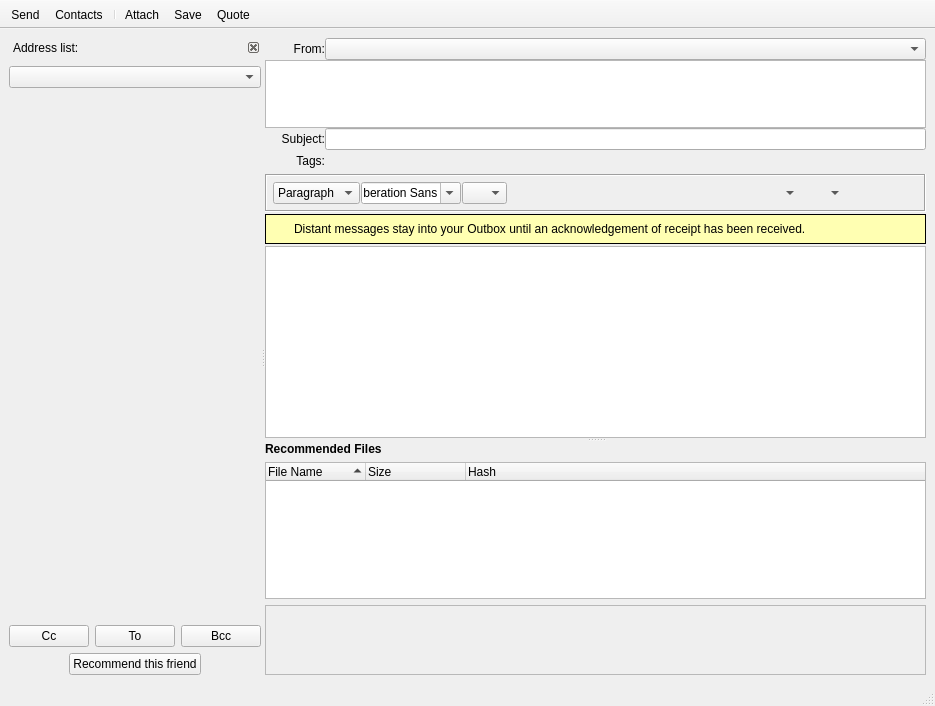
Above: retroshare-gui/src/gui/msgs/MessageComposer.ui from RetroShare/RetroShare before the change. Below: the same form after it.
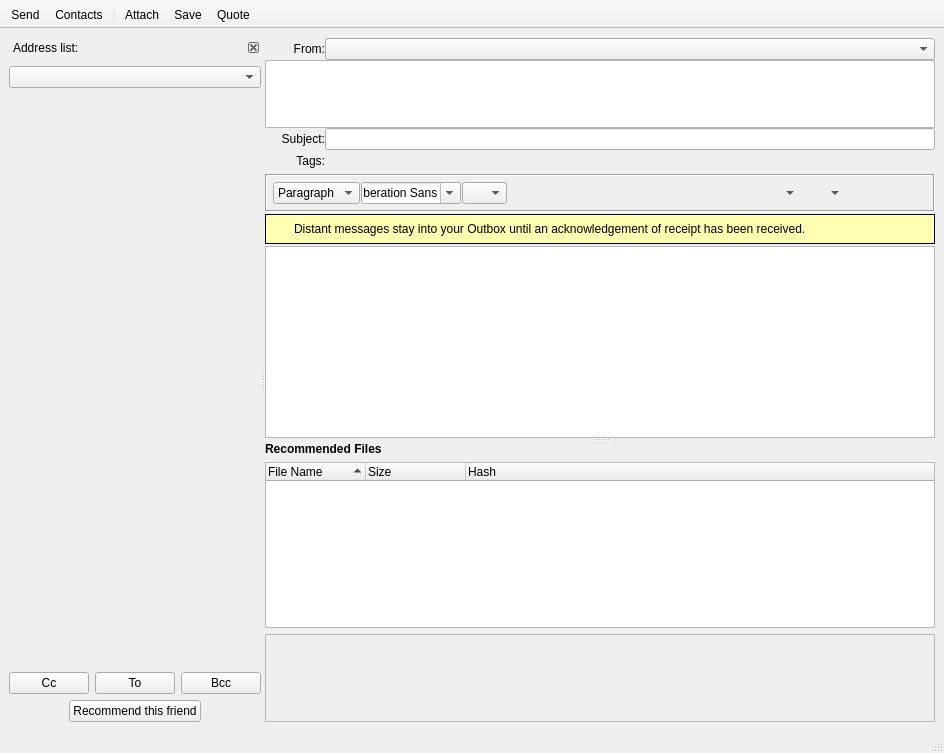
That is the form after the change. Icons and pictures are not drawn. Custom widgets are drawn as their Qt base class.

What changed in the file:
```diff
--- a/retroshare-gui/src/gui/msgs/MessageComposer.ui
+++ b/retroshare-gui/src/gui/msgs/MessageComposer.ui
@@ -6,8 +6,8 @@
    <rect>
     <x>0</x>
     <y>0</y>
-    <width>935</width>
-    <height>706</height>
+    <width>944</width>
+    <height>753</height>
    </rect>
   </property>
   <property name="windowTitle">
@@ -199,21 +199,12 @@
            <property name="frameShadow">
             <enum>QFrame::Sunken</enum>
            </property>
-           <layout class="QGridLayout" name="gridLayout_5">
-            <property name="leftMargin">
-             <number>6</number>
-            </property>
-            <property name="topMargin">
-             <number>6</number>
-            </property>
-            <property name="rightMargin">
-             <number>6</number>
-            </property>
-            <property name="bottomMargin">
+           <layout class="QGridLayout" name="toolBarFrameGLayout">
+            <property name="margin">
              <number>6</number>
             </property>
             <item row="0" column="0">
-             <layout class="QGridLayout">
+             <layout class="QGridLayout" name="toolBarGLayout">
               <property name="horizontalSpacing">
                <number>1</number>
               </property>
@@ -553,7 +544,7 @@
                </widget>
               </item>
               <item row="0" column="17">
-               <spacer>
+               <spacer name="toolBarSpacer">
                 <property name="orientation">
                  <enum>Qt::Horizontal</enum>
                 </property>
@@ -789,17 +780,8 @@
            <property name="frameShape">
             <enum>QFrame::Box</enum>
            </property>
-           <layout class="QHBoxLayout" name="horizontalLayout_4">
-            <property name="leftMargin">
-             <number>6</number>
-            </property>
-            <property name="topMargin">
-             <number>6</number>
-            </property>
-            <property name="rightMargin">
-             <number>6</number>
-            </property>
-            <property name="bottomMargin">
+           <layout class="QHBoxLayout" name="distantFrameHLayout">
+            <property name="margin">
              <number>6</number>
             </property>
             <item>
@@ -1034,18 +1016,9 @@
          </item>
         </layout>
        </widget>
-       <widget class="QWidget" name="layoutWidget_1">
-        <layout class="QGridLayout" name="layoutrecommended">
-         <property name="leftMargin">
-          <number>0</number>
-         </property>
-         <property name="topMargin">
-          <number>0</number>
-         </property>
-         <property name="rightMargin">
-          <number>0</number>
-         </property>
-         <property name="bottomMargin">
+       <widget class="QWidget" name="recommendedWidget">
+        <layout class="QGridLayout" name="recommendedGLayout">
+         <property name="margin">
           <number>0</number>
          </property>
          <property name="spacing">
```
Left out of the diff: 40 changed lines with no effect on the pictures.
